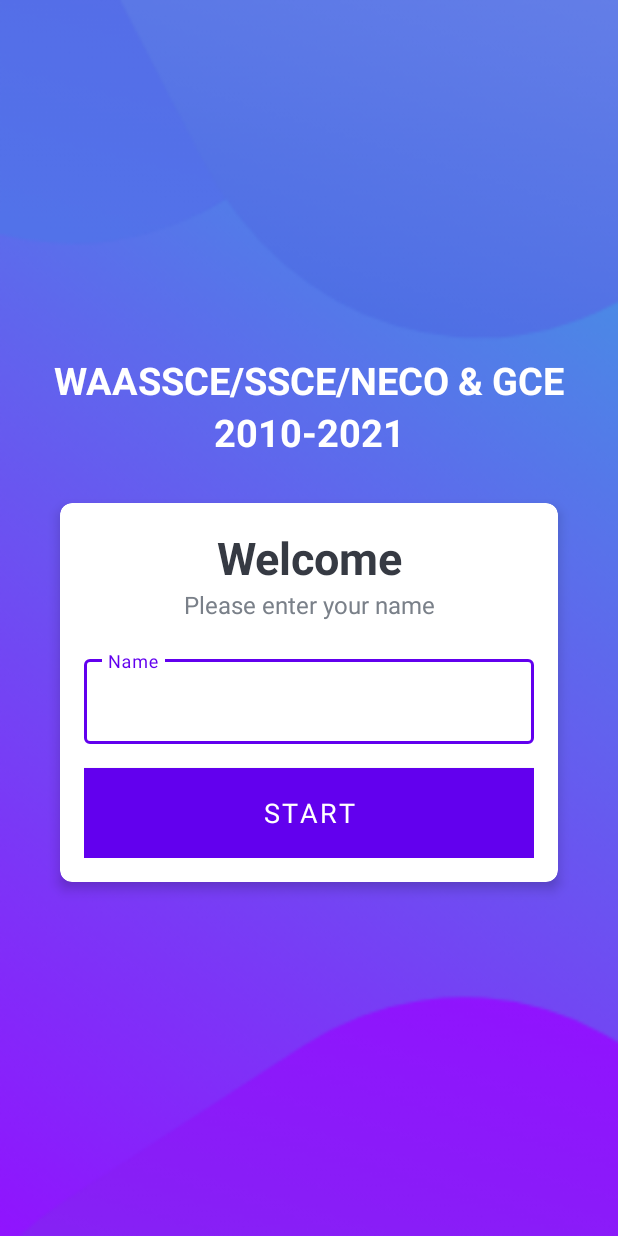
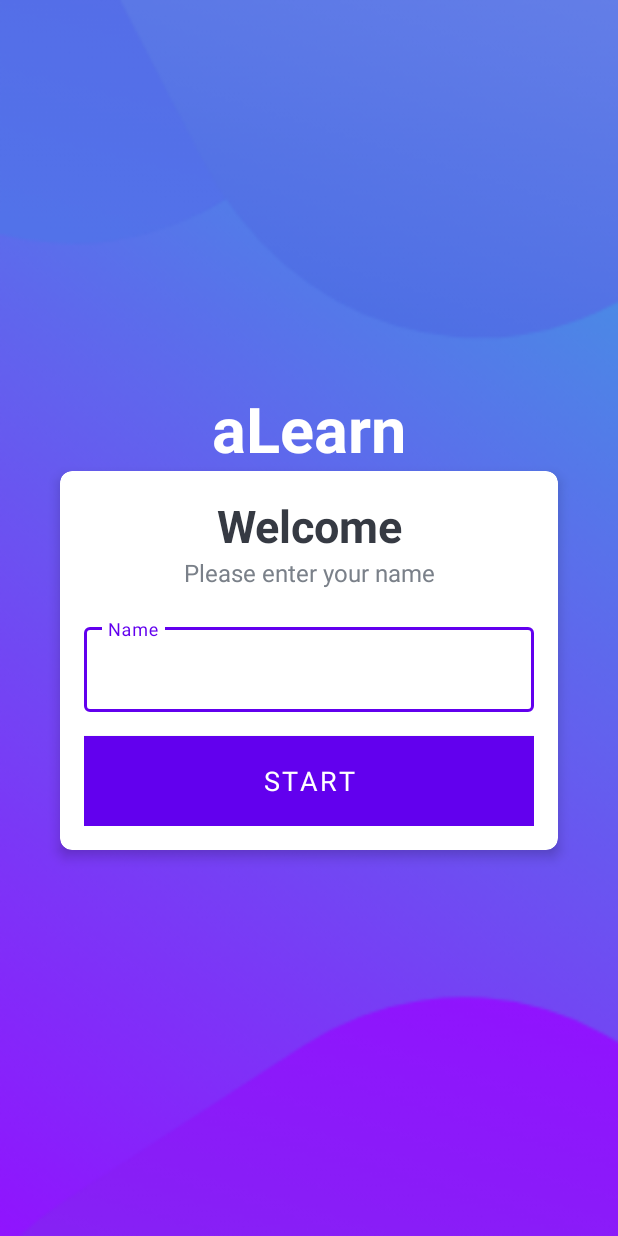
Before and after one commit to Abisayo1/WAECapp, an Android app: the screen it shows after launch (MainActivity), on a phone screen of 412 x 824 dp. Run offline under Robolectric (Android 15) with nearby library versions, the phone set to English and light mode, and no system bars; Roboto replaces fonts that are not available here.

Commit message:
This is the most recent commit

```diff
--- a/app/src/main/res/layout/activity_main.xml
+++ b/app/src/main/res/layout/activity_main.xml
@@ -14,9 +14,9 @@
         android:id="@+id/welcome"
         android:layout_width="match_parent"
         android:layout_height="wrap_content"
-        android:text="WAASSCE/SSCE/NECO &amp; GCE"
+        android:text="aLearn"
         android:textColor ="@color/white"
-        android:textSize="25sp"
+        android:textSize="42sp"
         android:gravity="center"
         android:textStyle="bold"
         />
@@ -28,6 +28,7 @@
         android:text="2010-2021"
         android:textColor ="@color/white"
         android:textSize="25sp"
+        android:visibility="gone"
         android:gravity="center"
         android:textStyle="bold"
         />
--- a/app/src/main/res/values/strings.xml
+++ b/app/src/main/res/values/strings.xml
@@ -1,5 +1,5 @@
 <resources>
-    <string name="app_name">Espoir</string>
+    <string name="app_name">aLearn</string>
     <string name="title">Title</string>
 
     <string name="Question1">Full, Friday, fish, knife.
```
